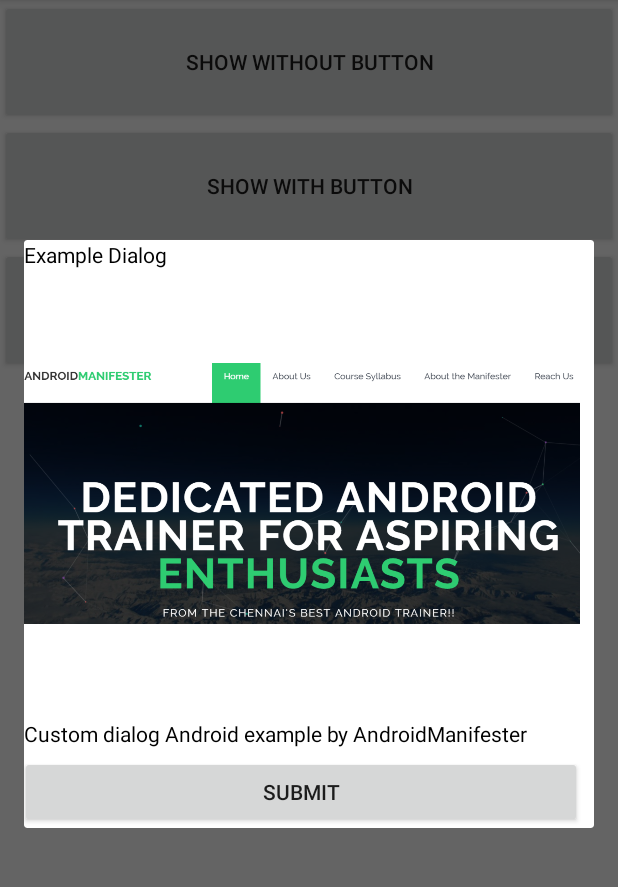
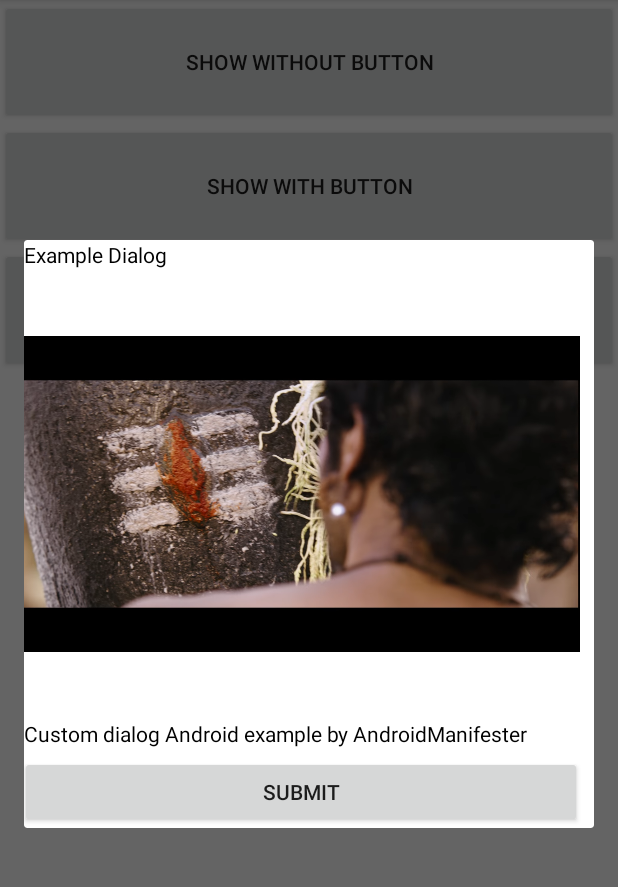
Before and after one commit to ranjithstar256/AndroidManifester-codes, an Android app: the SimpleAlertDialog screen opened directly, with no data from a screen before it, after a tap on "CUSTOM DIALOG", on a phone screen of 412 x 824 dp, the part 84-971 px from its top. Run offline under Robolectric (Android 15) with nearby library versions, the phone set to English and light mode, and no system bars.

Commit message:
added  more codes upto case 9

```diff
--- a/app/src/main/java/kp/ranjith/raguclasscodes/SimpleAlertDialog.java
+++ b/app/src/main/java/kp/ranjith/raguclasscodes/SimpleAlertDialog.java
@@ -36,7 +36,7 @@ public class SimpleAlertDialog extends AppCompatActivity {
         TextView text = (TextView) dialog.findViewById(R.id.textDialog);
         text.setText("Custom dialog Android example by AndroidManifester");
         ImageView image = (ImageView) dialog.findViewById(R.id.imageDialog);
-        image.setImageResource(R.drawable.androidmanifester);
+        image.setImageResource(R.drawable.sivu);
 
         dialog.show();
 
```
Also changed, not shown: app/src/main/res/drawable/sivu.png (added).
